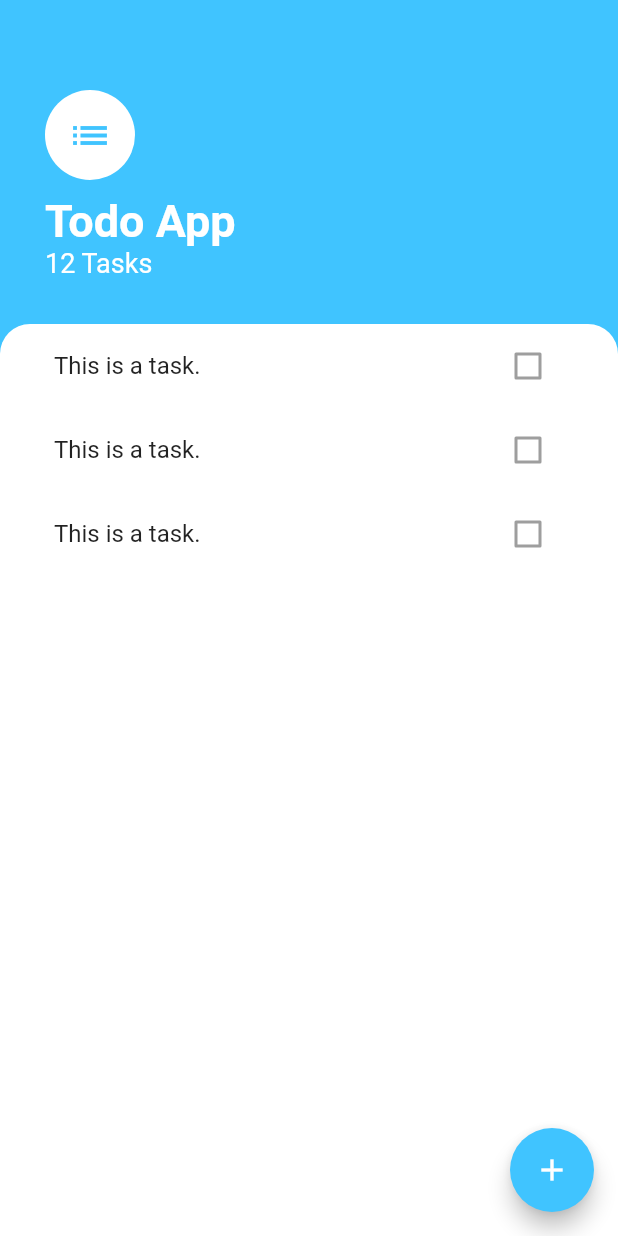
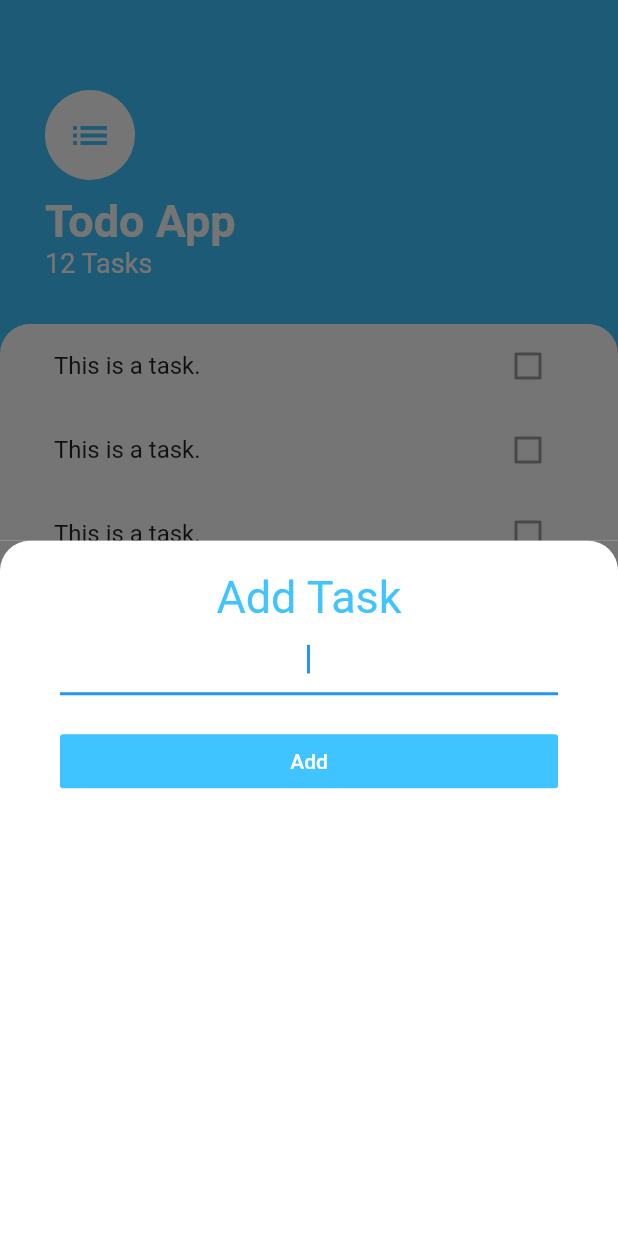
Before and after one commit to FrankyDesigner123/todo_prototype_flutter, a Flutter app: the screen it shows after launch, after a tap on the "add" icon, on a phone screen of 412 x 824 dp. Run offline on Flutter 3.47's test engine with Material 2 defaults, Android fonts, the phone set to English and light mode, and no system bars.

```diff
--- /dev/null
+++ b/lib/add_task_screen.dart
@@ -0,0 +1,53 @@
+import 'package:flutter/material.dart';
+
+class AddTaskScreen extends StatelessWidget {
+  @override
+  Widget build(BuildContext context) {
+    return Container(
+      color: Color(0xFF757575),
+      child: Container(
+        padding: EdgeInsets.all(20.0),
+        decoration: BoxDecoration(
+          color: Colors.white,
+          borderRadius: BorderRadius.only(
+            topLeft: Radius.circular(20.0),
+            topRight: Radius.circular(20.0),
+          ),
+        ),
+        child: Padding(
+          padding: EdgeInsets.symmetric(horizontal: 20.0),
+          child: Column(
+            crossAxisAlignment: CrossAxisAlignment.stretch,
+            children: <Widget>[
+              Text(
+                'Add Task',
+                textAlign: TextAlign.center,
+                style: TextStyle(
+                  fontSize: 30.0,
+                  color: Colors.lightBlueAccent,
+                ),
+              ),
+              TextField(
+                autofocus: true,
+                textAlign: TextAlign.center,
+              ),
+              SizedBox(
+                height: 20.0,
+              ),
+              FlatButton(
+                child: Text(
+                  "Add",
+                  style: TextStyle(
+                    color: Colors.white,
+                  ),
+                ),
+                color: Colors.lightBlueAccent,
+                onPressed: () {},
+              ),
+            ],
+          ),
+        ),
+      ),
+    );
+  }
+}
--- a/lib/screens/tasks_screen.dart
+++ b/lib/screens/tasks_screen.dart
@@ -1,4 +1,5 @@
 import 'package:flutter/material.dart';
+import 'package:prototype1_todo/add_task_screen.dart';
 import 'package:prototype1_todo/widgets/tasks_list.dart';
 
 class TasksScreen extends StatelessWidget {
@@ -10,7 +11,8 @@ class TasksScreen extends StatelessWidget {
         backgroundColor: Colors.lightBlueAccent,
         child: Icon(Icons.add),
         onPressed: () {
-          //
+          showModalBottomSheet(
+              context: context, builder: (context) => AddTaskScreen());
         },
       ),
       body: Column(
```
